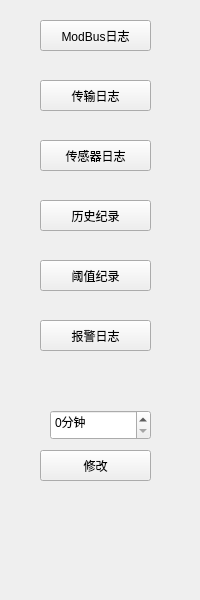
Above: IDC_TestSystem/mpdu/mpdu_toolbox/m_logstoolwid.ui from ChinaClever/IDC_TestSystem before the change. Below: the same form after it.
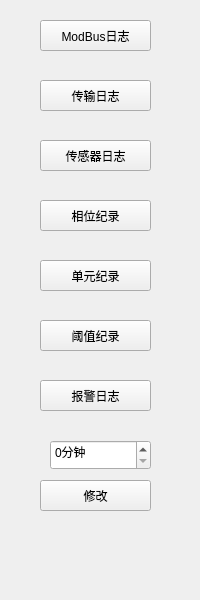
That is the form after the change.

```diff
--- a/IDC_TestSystem/mpdu/mpdu_toolbox/m_logstoolwid.ui
+++ b/IDC_TestSystem/mpdu/mpdu_toolbox/m_logstoolwid.ui
@@ -17,7 +17,7 @@
    <property name="geometry">
     <rect>
      <x>40</x>
-     <y>450</y>
+     <y>480</y>
      <width>111</width>
      <height>31</height>
     </rect>
@@ -43,7 +43,7 @@
    <property name="geometry">
     <rect>
      <x>40</x>
-     <y>260</y>
+     <y>320</y>
      <width>111</width>
      <height>31</height>
     </rect>
@@ -56,7 +56,7 @@
    <property name="geometry">
     <rect>
      <x>50</x>
-     <y>410</y>
+     <y>440</y>
      <width>101</width>
      <height>30</height>
     </rect>
@@ -78,7 +78,7 @@
     </rect>
    </property>
    <property name="text">
-    <string>历史纪录</string>
+    <string>相位纪录</string>
    </property>
   </widget>
   <widget class="QPushButton" name="modbusBtn">
@@ -111,7 +111,7 @@
    <property name="geometry">
     <rect>
      <x>40</x>
-     <y>320</y>
+     <y>380</y>
      <width>111</width>
      <height>31</height>
     </rect>
@@ -120,6 +120,19 @@
     <string>报警日志</string>
    </property>
   </widget>
+  <widget class="QPushButton" name="outputBtn">
+   <property name="geometry">
+    <rect>
+     <x>40</x>
+     <y>260</y>
+     <width>111</width>
+     <height>31</height>
+    </rect>
+   </property>
+   <property name="text">
+    <string>单元纪录</string>
+   </property>
+  </widget>
  </widget>
  <resources/>
  <connections/>
```
